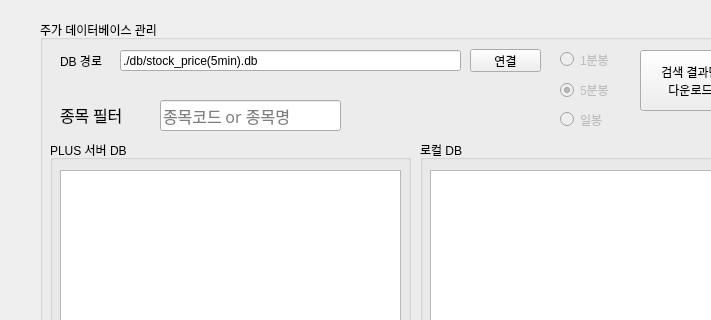
gyusu/Creon-Datareader, file creon_datareader_v1_0.ui: the form before one commit; both pictures show x 0 to 711 and y 0 to 320 of the 1188 by 851 pixel window.
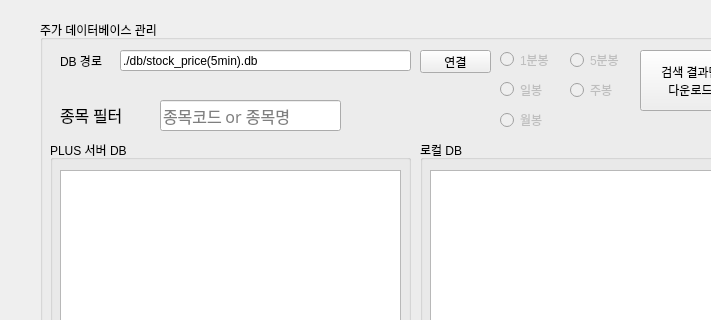
The form after the commit.

Patch:
```diff
--- a/creon_datareader_v1_0.ui
+++ b/creon_datareader_v1_0.ui
@@ -160,7 +160,7 @@
       <rect>
        <x>80</x>
        <y>30</y>
-       <width>341</width>
+       <width>291</width>
        <height>21</height>
       </rect>
      </property>
@@ -217,7 +217,7 @@
      </property>
      <property name="geometry">
       <rect>
-       <x>520</x>
+       <x>460</x>
        <y>30</y>
        <width>61</width>
        <height>19</height>
@@ -236,8 +236,8 @@
      </property>
      <property name="geometry">
       <rect>
-       <x>520</x>
-       <y>90</y>
+       <x>460</x>
+       <y>60</y>
        <width>61</width>
        <height>19</height>
       </rect>
@@ -249,8 +249,8 @@
     <widget class="QPushButton" name="pushButton_2">
      <property name="geometry">
       <rect>
-       <x>430</x>
-       <y>29</y>
+       <x>380</x>
+       <y>30</y>
        <width>71</width>
        <height>23</height>
       </rect>
@@ -265,8 +265,8 @@
      </property>
      <property name="geometry">
       <rect>
-       <x>520</x>
-       <y>60</y>
+       <x>530</x>
+       <y>30</y>
        <width>61</width>
        <height>20</height>
       </rect>
@@ -275,7 +275,45 @@
       <string>5분봉</string>
      </property>
      <property name="checked">
-      <bool>true</bool>
+      <bool>false</bool>
+     </property>
+    </widget>
+    <widget class="QRadioButton" name="radioButton_4">
+     <property name="enabled">
+      <bool>false</bool>
+     </property>
+     <property name="geometry">
+      <rect>
+       <x>530</x>
+       <y>60</y>
+       <width>61</width>
+       <height>20</height>
+      </rect>
+     </property>
+     <property name="text">
+      <string>주봉</string>
+     </property>
+     <property name="checked">
+      <bool>false</bool>
+     </property>
+    </widget>
+    <widget class="QRadioButton" name="radioButton_5">
+     <property name="enabled">
+      <bool>false</bool>
+     </property>
+     <property name="geometry">
+      <rect>
+       <x>460</x>
+       <y>90</y>
+       <width>61</width>
+       <height>20</height>
+      </rect>
+     </property>
+     <property name="text">
+      <string>월봉</string>
+     </property>
+     <property name="checked">
+      <bool>false</bool>
      </property>
     </widget>
    </widget>
```
